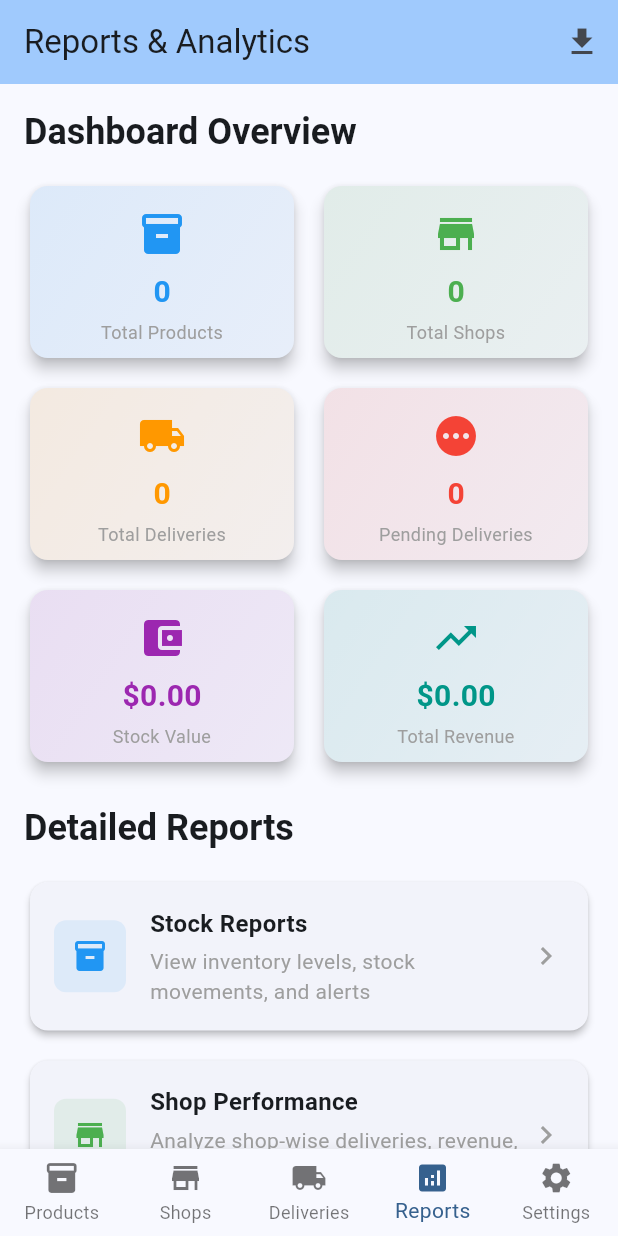
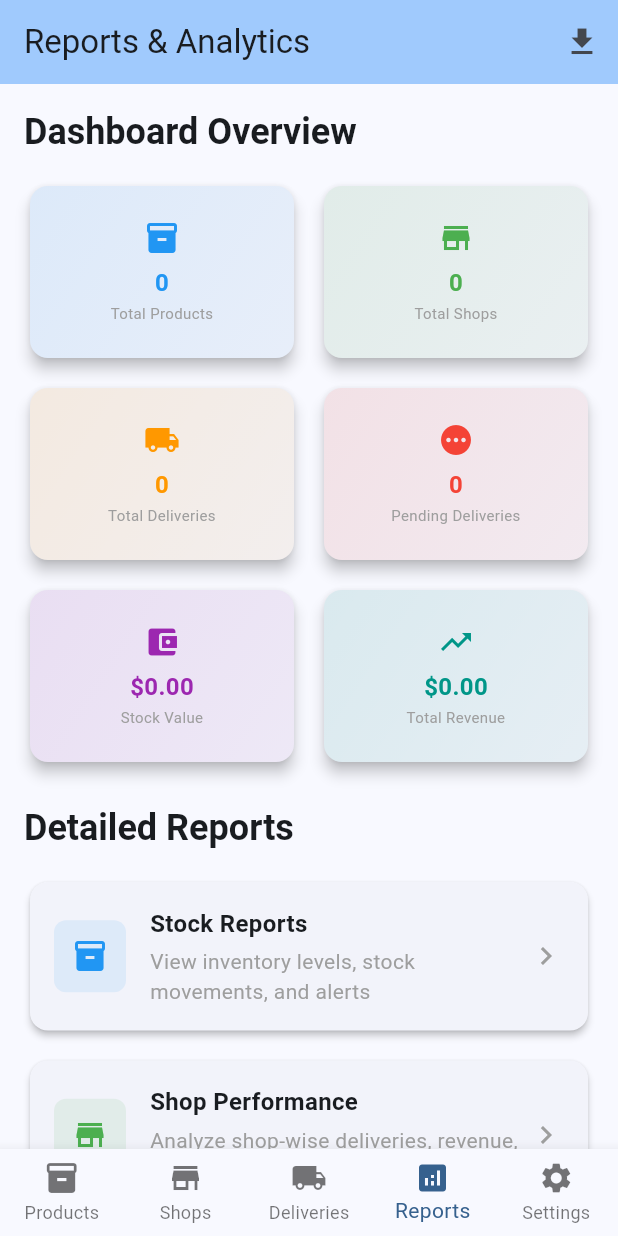
Before and after one commit to arafat1023/stock-tracker, a Flutter app: the screen it shows after launch, item 4 of the bottom bar chosen, on a phone screen of 412 x 824 dp. Run offline on Flutter 3.47's test engine with Material 3 defaults, Android fonts, the phone set to English and light mode, and no system bars; our stand-ins replace file_picker, pdf, permission_handler, printing, share_plus, sqflite and 1 more; accounts and stored records are empty.

Commit message:
update report screen

```diff
--- a/lib/screens/deliveries/delivery_list_screen.dart
+++ b/lib/screens/deliveries/delivery_list_screen.dart
@@ -119,6 +119,7 @@ class _DeliveryListScreenState extends State<DeliveryListScreen> {
         },
       ),
       floatingActionButton: FloatingActionButton(
+        heroTag: "deliveries_fab",
         onPressed: () => _navigateToCreateDelivery(context),
         child: const Icon(Icons.add),
       ),
--- a/lib/screens/products/product_detail_screen.dart
+++ b/lib/screens/products/product_detail_screen.dart
@@ -52,6 +52,7 @@ class _ProductDetailScreenState extends State<ProductDetailScreen> {
         ),
       ),
       floatingActionButton: FloatingActionButton.extended(
+        heroTag: "product_detail_fab",
         onPressed: () => _navigateToStockTransaction(context),
         label: const Text('Stock Transaction'),
         icon: const Icon(Icons.add),
--- a/lib/screens/products/product_list_screen.dart
+++ b/lib/screens/products/product_list_screen.dart
@@ -90,6 +90,7 @@ class _ProductListScreenState extends State<ProductListScreen> {
         },
       ),
       floatingActionButton: FloatingActionButton(
+        heroTag: "products_fab",
         onPressed: () => _navigateToAddProduct(context),
         child: const Icon(Icons.add),
       ),
--- a/lib/screens/reports/reports_screen.dart
+++ b/lib/screens/reports/reports_screen.dart
@@ -158,25 +158,33 @@ class _ReportsScreenState extends State<ReportsScreen> {
         ),
         child: Column(
           mainAxisAlignment: MainAxisAlignment.center,
+          mainAxisSize: MainAxisSize.min,
           children: [
-            Icon(icon, color: color, size: 32),
-            const SizedBox(height: 8),
-            Text(
+            Icon(icon, color: color, size: 24),
+            const SizedBox(height: 6),
+            Flexible(
+              child: Text(
                 value,
                 style: TextStyle(
-                fontSize: 20,
+                  fontSize: 16,
                   fontWeight: FontWeight.bold,
                   color: color,
                 ),
+                overflow: TextOverflow.ellipsis,
               ),
-            const SizedBox(height: 4),
-            Text(
+            ),
+            const SizedBox(height: 2),
+            Flexible(
+              child: Text(
                 title,
                 style: const TextStyle(
-                fontSize: 12,
+                  fontSize: 10,
                   color: Colors.grey,
                 ),
                 textAlign: TextAlign.center,
+                overflow: TextOverflow.ellipsis,
+                maxLines: 2,
+              ),
             ),
           ],
         ),
--- a/lib/screens/shops/shop_detail_screen.dart
+++ b/lib/screens/shops/shop_detail_screen.dart
@@ -52,6 +52,7 @@ class _ShopDetailScreenState extends State<ShopDetailScreen> {
         ),
       ),
       floatingActionButton: FloatingActionButton.extended(
+        heroTag: "shop_detail_fab",
         onPressed: () => _createDelivery(context),
         label: const Text('Create Delivery'),
         icon: const Icon(Icons.local_shipping),
--- a/lib/screens/shops/shop_form_screen.dart
+++ b/lib/screens/shops/shop_form_screen.dart
@@ -39,7 +39,7 @@ class _ShopFormScreenState extends State<ShopFormScreen> {
       ),
       body: Form(
         key: _formKey,
-        child: Padding(
+        child: SingleChildScrollView(
           padding: const EdgeInsets.all(16.0),
           child: Column(
             children: [
--- a/lib/screens/shops/shop_list_screen.dart
+++ b/lib/screens/shops/shop_list_screen.dart
@@ -91,6 +91,7 @@ class _ShopListScreenState extends State<ShopListScreen> {
         },
       ),
       floatingActionButton: FloatingActionButton(
+        heroTag: "shops_fab",
         onPressed: () => _navigateToAddShop(context),
         child: const Icon(Icons.add),
       ),
```
Lines whose indentation alone changed are shown as unchanged.
